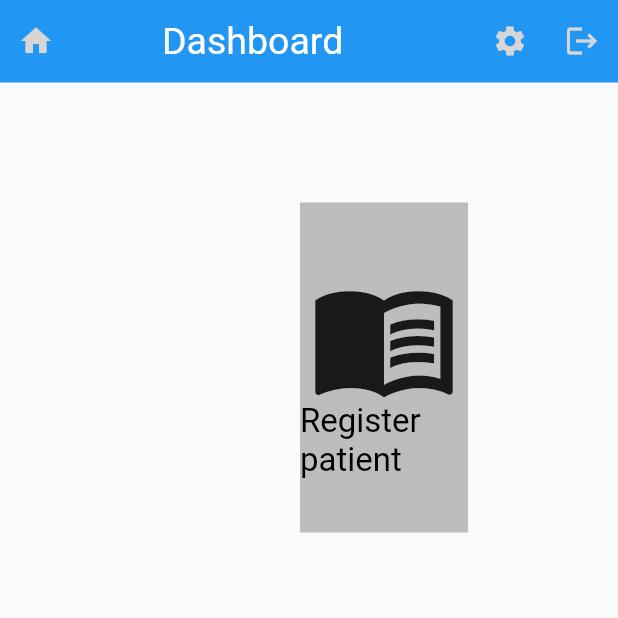
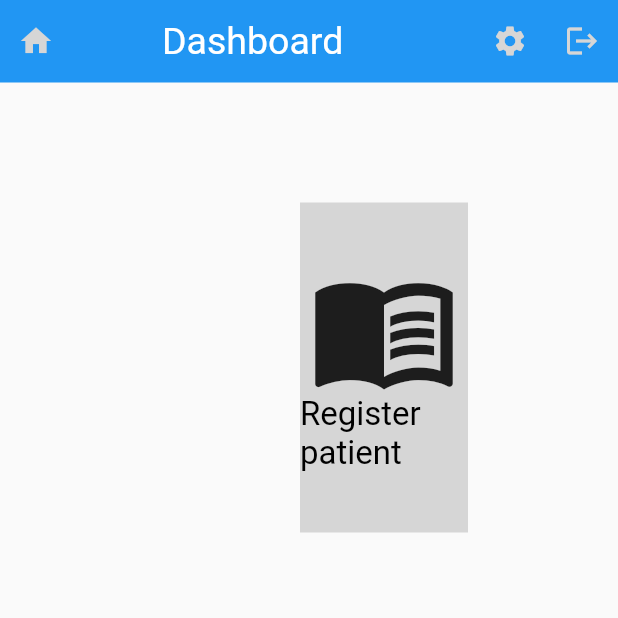
Before and after one commit to ksch-workflows/registration-desk-flutter, a Flutter app: the screen it shows after launch, on a phone screen of 412 x 824 dp, the top half of it. Run offline on Flutter 3.47's test engine with Material 2 defaults, Android fonts, the phone set to English and light mode, and no system bars; drawn by our look-alikes of loader_overlay; our stand-ins replace bloc, equatable, flutter_bloc, get_it; missing offline and left inert: ksch_dart_client.

Commit message:
Fix code style

```diff
--- a/lib/constants.dart
+++ b/lib/constants.dart
@@ -1,8 +1,10 @@
 import 'package:flutter/material.dart';
 
 class AppLayout {
+  AppLayout._();
+
   static const double appBarHeight = 55;
   static final summaryPanelBackgroundColor = Colors.grey[350];
-  static final dashboardTileBackgroundColor = Colors.grey[400];
-  static const dashboardTileTextColor = Colors.black;
+  static final secondaryButtonBackgroundColor = Colors.grey[350];
+  static const secondaryButtonTextColor = Colors.black;
 }
--- a/lib/pages/dashboard/index.dart
+++ b/lib/pages/dashboard/index.dart
@@ -1,6 +1,6 @@
 import 'package:flutter/material.dart';
-import 'package:registration_desk/constants.dart';
 
+import '../../constants.dart';
 import '../../routing.dart';
 import '../../widgets/scaffold/generic_panel.dart';
 import '../../widgets/scaffold/index.dart';
@@ -44,7 +44,7 @@ class TileButton extends StatelessWidget {
       child: Ink(
         width: 220,
         height: 220,
-        color: AppLayout.dashboardTileBackgroundColor,
+        color: AppLayout.secondaryButtonBackgroundColor,
         child: Stack(
           alignment: Alignment.center,
           children: [
@@ -55,17 +55,17 @@ class TileButton extends StatelessWidget {
                   icon,
                   size: 100,
                 ),
-                const SizedBox(height: 40),
+                const SizedBox(height: 50),
               ],
             ),
             Align(
               alignment: Alignment.bottomCenter,
               child: Padding(
-                padding: const EdgeInsets.only(bottom: 35),
+                padding: const EdgeInsets.only(bottom: 40),
                 child: Text(
                   title,
                   style: const TextStyle(
-                    color: AppLayout.dashboardTileTextColor,
+                    color: AppLayout.secondaryButtonTextColor,
                     fontSize: _kTileFontSize,
                   ),
                 ),
```
Also changed, not shown: lib/widgets/form_stepper/src/action_buttons.dart (+14 -4 lines).
